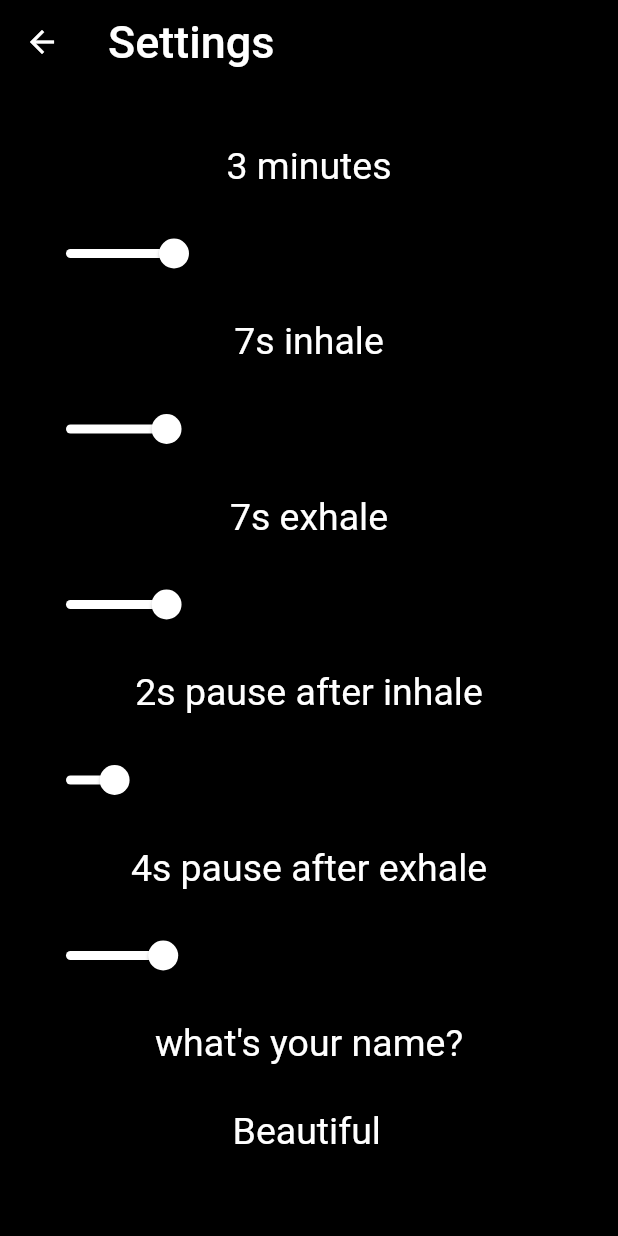
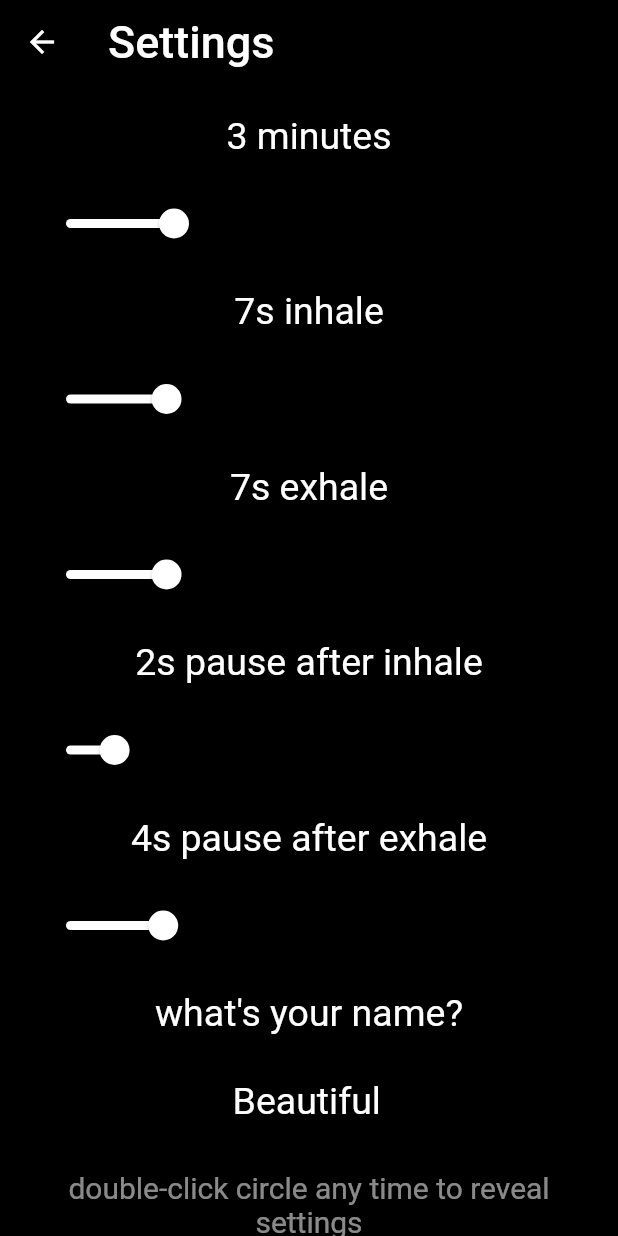
Before and after one commit to geekmiester/breathe, a Flutter app: the Settings screen opened directly, on a phone screen of 412 x 824 dp. Run offline on Flutter 3.47's test engine with Material 2 defaults, Android fonts, the phone set to English and light mode, and no system bars; our stand-ins replace audioplayers, flushbar, shared_preferences; accounts and stored records are empty.

Commit message:
optical improvements

```diff
--- a/lib/settings.dart
+++ b/lib/settings.dart
@@ -44,11 +44,11 @@ class Menu extends State<MenuState> {
       hint = "double-click circle any time to reveal settings";
     }
     return Padding(
-      padding: EdgeInsets.all(20),
+      padding: EdgeInsets.symmetric(horizontal: 20),
       child: ListView(
         children: <Widget>[
           Padding(
-            padding: EdgeInsets.all(20),
+            padding: EdgeInsets.symmetric(vertical: 20),
             child: Text(duration.toString() + " minutes",
                 textAlign: TextAlign.center,
                 style: TextStyle(fontSize: 25, color: Colors.white)),
@@ -65,7 +65,7 @@ class Menu extends State<MenuState> {
                 });
               }),
           Padding(
-            padding: EdgeInsets.all(20),
+            padding: EdgeInsets.symmetric(vertical: 20),
             child: Text(inhaleTime.toString() + "s " + "inhale",
                 textAlign: TextAlign.center,
                 style: TextStyle(fontSize: 25, color: Colors.white)),
@@ -82,7 +82,7 @@ class Menu extends State<MenuState> {
                 });
               }),
           Padding(
-            padding: EdgeInsets.all(20),
+            padding: EdgeInsets.symmetric(vertical: 20),
             child: Text(exhaleTime.toString() + "s " + "exhale",
                 textAlign: TextAlign.center,
                 style: TextStyle(fontSize: 25, color: Colors.white)),
@@ -99,7 +99,7 @@ class Menu extends State<MenuState> {
                 });
               }),
           Padding(
-            padding: EdgeInsets.all(20),
+            padding: EdgeInsets.symmetric(vertical: 20),
             child: Text(inhalePause.toString() + "s " + "pause after inhale",
                 textAlign: TextAlign.center,
                 style: TextStyle(fontSize: 25, color: Colors.white)),
@@ -116,7 +116,7 @@ class Menu extends State<MenuState> {
                 });
               }),
           Padding(
-            padding: EdgeInsets.all(20),
+            padding: EdgeInsets.symmetric(vertical: 20),
             child: Text(exhalePause.toString() + "s " + "pause after exhale",
                 textAlign: TextAlign.center,
                 style: TextStyle(fontSize: 25, color: Colors.white)),
@@ -133,7 +133,7 @@ class Menu extends State<MenuState> {
                 });
               }),
           Padding(
-            padding: EdgeInsets.all(20),
+            padding: EdgeInsets.symmetric(vertical: 20),
             child: Text("what\'s your name?",
                 textAlign: TextAlign.center,
                 style: TextStyle(fontSize: 25, color: Colors.white)),
@@ -154,7 +154,7 @@ class Menu extends State<MenuState> {
             ),
           ),
           Padding(
-            padding: EdgeInsets.all(10),
+            padding: EdgeInsets.only(bottom: 30),
             child: Text(hint,
                 textAlign: TextAlign.center,
                 style: TextStyle(fontSize: 20, color: Colors.white54)),
```
